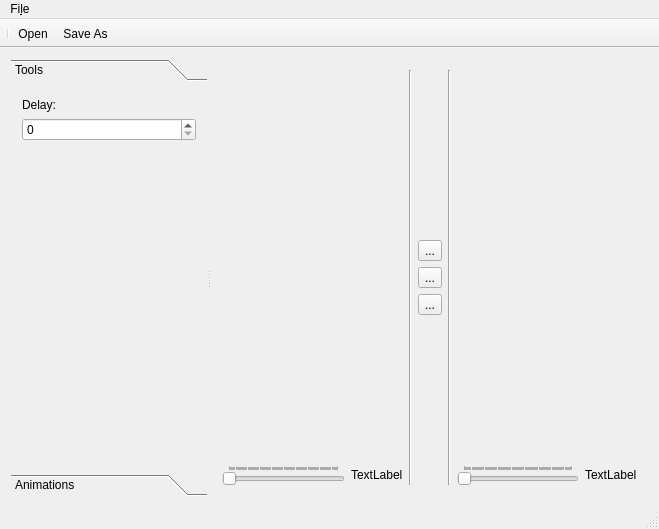
The window that mainwindow.ui (darmonlor/KUgif) describes before a commit, drawn with Qt 5.
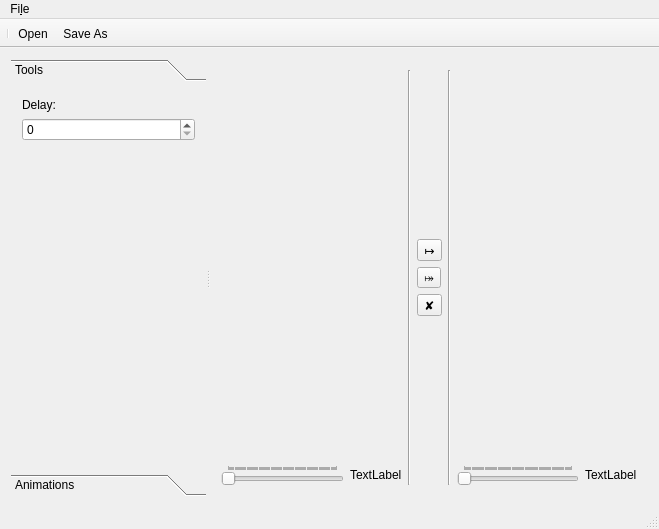
The same window after the commit. Icons and pictures are not drawn.

```diff
--- a/mainwindow.ui
+++ b/mainwindow.ui
@@ -230,7 +230,7 @@
           <item>
            <widget class="QToolButton" name="toolButton_2">
             <property name="text">
-             <string>...</string>
+             <string>↦</string>
             </property>
             <property name="icon">
              <iconset theme="arrow-right">
@@ -242,7 +242,7 @@
           <item>
            <widget class="QToolButton" name="toolButton">
             <property name="text">
-             <string>...</string>
+             <string>⤅</string>
             </property>
             <property name="icon">
              <iconset theme="arrow-right-double">
@@ -254,7 +254,7 @@
           <item>
            <widget class="QToolButton" name="toolButton_3">
             <property name="text">
-             <string>...</string>
+             <string>✘</string>
             </property>
             <property name="icon">
              <iconset theme="edit-delete">
```
